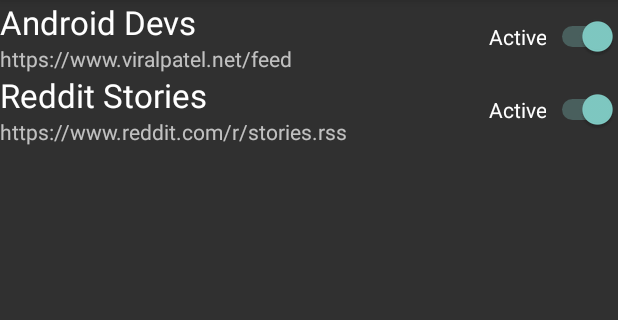
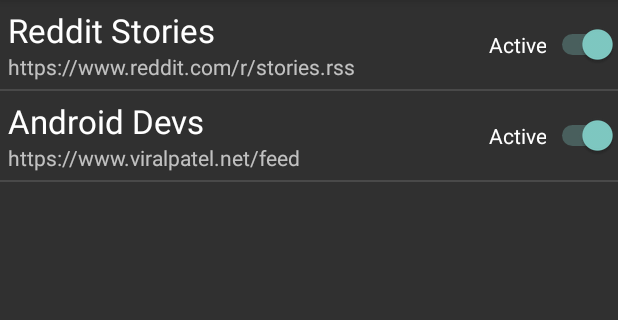
Before and after one commit to Palda97/ArticleReaderpalecda1, an Android app: the FeedFragment screen opened directly, with no data from a screen before it, on a phone screen of 412 x 824 dp, the part 84-404 px from its top. Run offline under Robolectric (Android 15) with nearby library versions, the phone set to English and light mode, and no system bars; our stand-ins replace Room's generated code, data binding; 2 statements that could not run were skipped.

Commit message:
feed divider and feed repo order by url asc

```diff
--- a/app/src/main/java/cz/cvut/palecda1/article/ArticleFactory.kt
+++ b/app/src/main/java/cz/cvut/palecda1/article/ArticleFactory.kt
@@ -25,7 +25,7 @@
         val description = if(syndEntry.description != null && syndEntry.description.value != null)
             syndEntry.description.value
         else {
-            var res = ""
+            var res: String
             val tmpDescription = body.stripTags()
             res = if(tmpDescription.length < MAX_CUSTOM_DESCRIPTION_LENGTH)
                 tmpDescription
--- a/app/src/main/java/cz/cvut/palecda1/dao/FeedDaoRoom.kt
+++ b/app/src/main/java/cz/cvut/palecda1/dao/FeedDaoRoom.kt
@@ -5,7 +5,7 @@
 
 @Dao
 abstract class FeedDaoRoom: FeedDao {
-    @Query("select * from roomfeed")
+    @Query("select * from roomfeed order by url asc")
     abstract override fun feedList(): List<RoomFeed>
 
     @Insert(onConflict = OnConflictStrategy.REPLACE)
@@ -17,6 +17,6 @@
     @Query("delete from roomfeed")
     abstract override fun deleteAll()
 
-    @Query("select * from roomfeed where active = 1")
+    @Query("select * from roomfeed where active = 1 order by url asc")
     abstract override fun activeFeedsOnly(): List<RoomFeed>
 }
--- a/app/src/main/res/layout/feed_field_in_layout.xml
+++ b/app/src/main/res/layout/feed_field_in_layout.xml
@@ -2,6 +2,7 @@
 <layout xmlns:android="http://schemas.android.com/apk/res/android">
 
     <data>
+
         <variable
             name="feed"
             type="cz.cvut.palecda1.model.RoomFeed" />
@@ -13,13 +14,19 @@
     <LinearLayout
         android:layout_width="match_parent"
         android:layout_height="wrap_content"
+        android:orientation="vertical">
+
+        <LinearLayout
+            android:layout_width="match_parent"
+            android:layout_height="wrap_content"
             android:orientation="horizontal">
 
             <LinearLayout
                 android:layout_width="wrap_content"
                 android:layout_height="wrap_content"
+                android:layout_weight="1"
                 android:orientation="vertical"
-            android:layout_weight="1">
+                android:layout_margin="5dp">
 
                 <TextView
                     android:id="@+id/textViewForTitle"
@@ -36,19 +43,29 @@
                     android:text="@{feed.url}" />
 
             </LinearLayout>
+
             <LinearLayout
                 android:layout_width="wrap_content"
                 android:layout_height="match_parent"
-            android:orientation="vertical"
-            android:gravity="center_vertical">
+                android:gravity="center_vertical"
+                android:orientation="vertical">
 
                 <Switch
                     android:id="@+id/feedActiveToggle"
                     android:layout_width="match_parent"
                     android:layout_height="wrap_content"
+                    android:checked="@{feed.active}"
                     android:text="@{feed.active ? @string/active : @string/not_active}"
-                android:checked="@{feed.active}"
-                android:textAlignment="textEnd"/>
+                    android:textAlignment="textEnd" />
             </LinearLayout>
+
+        </LinearLayout>
+
+        <View
+            android:id="@+id/divider2"
+            android:layout_width="match_parent"
+            android:layout_height="1dp"
+            android:background="?android:attr/listDivider" />
+
     </LinearLayout>
 </layout>
```
Lines whose indentation alone changed are shown as unchanged.
